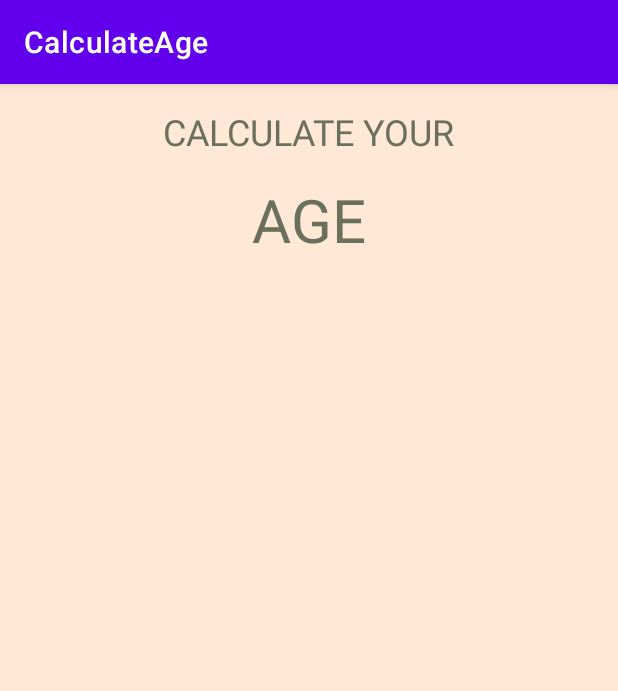
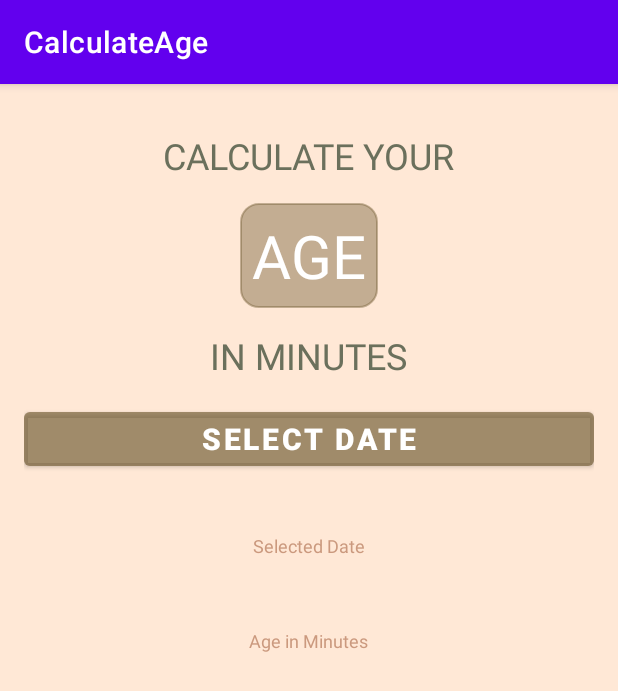
Before and after one commit to aj2460/AgeCalculater, an Android app: the screen it shows after launch (MainActivity), on a phone screen of 412 x 824 dp. Shown: the top 691 px of the screen. Run offline under Robolectric (Android 15) with nearby library versions, the phone set to English and light mode, and no system bars.

Commit message:
UI Complete

```diff
--- /dev/null
+++ b/app/src/main/res/drawable/rounded_corner.xml
@@ -0,0 +1,16 @@
+<?xml version="1.0" encoding="utf-8"?>
+<shape xmlns:android="http://schemas.android.com/apk/res/android" >
+    <stroke
+        android:width="1dp"
+        android:color="@color/TextColorBack" />
+
+    <solid android:color="@color/TextColorBack" />
+
+    <padding
+        android:left="1dp"
+        android:right="1dp"
+        android:bottom="1dp"
+        android:top="1dp" />
+
+    <corners android:radius="12dp" />
+</shape>
--- a/app/src/main/res/layout/activity_main.xml
+++ b/app/src/main/res/layout/activity_main.xml
@@ -7,6 +7,7 @@
     android:background="@color/Background"
     android:gravity="center_horizontal"
     android:orientation="vertical"
+    android:padding="16dp"
     tools:context=".MainActivity">
 
     <TextView
@@ -16,17 +17,72 @@
         android:layout_marginTop="15dp"
         android:text="@string/title1"
         android:textColor="@color/TextColor"
-        android:textSize="24sp"/>
+               android:textSize="24sp"/>
 
 
     <TextView
         android:id="@+id/txtTitle2"
+
         android:layout_width="wrap_content"
         android:layout_height="wrap_content"
         android:layout_marginTop="15dp"
         android:text="@string/title2"
+        android:textColor="@color/white"
+        android:background="@drawable/rounded_corner"
+        android:padding="8dp"
+        android:textSize="40sp"/>
+    <TextView
+        android:id="@+id/txtTitle3"
+        android:layout_width="wrap_content"
+        android:layout_height="wrap_content"
+        android:layout_marginTop="15dp"
+        android:text="@string/title3"
         android:textColor="@color/TextColor"
-        android:textSize="40sp"/>
+        android:textSize="24sp"/>
+
+    <Button
+        android:layout_width="match_parent"
+        android:layout_height="wrap_content"
+        android:backgroundTint="@color/TextColorBack"
+        android:layout_marginTop="15dp"
+        android:textSize="20sp"
+        android:textStyle="bold"
+        android:text="Select Date"/>
 
 
+    <TextView
+        android:id="@+id/tvSelectedDate"
+        android:layout_width="wrap_content"
+        android:layout_height="wrap_content"
+        android:layout_marginTop="15dp"
+
+        android:textColor="@color/TextColor"
+        android:textSize="14sp"
+        android:textStyle="bold" />
+
+    <TextView
+        android:layout_width="wrap_content"
+        android:layout_height="wrap_content"
+        android:layout_marginTop="4dp"
+        android:text="Selected Date"
+        android:textColor="@color/c1"
+        android:textSize="12sp" />
+
+    <TextView
+        android:id="@+id/tvAgeInMin"
+        android:layout_width="wrap_content"
+        android:layout_height="wrap_content"
+        android:layout_marginTop="15dp"
+
+        android:textColor="@color/TextColor"
+        android:textSize="20sp"
+        android:textStyle="bold" />
+
+    <TextView
+        android:layout_width="wrap_content"
+        android:layout_height="wrap_content"
+        android:layout_marginTop="4dp"
+        android:text="Age in Minutes"
+        android:textColor="@color/c1"
+        android:textSize="12sp" />
 </LinearLayout>
--- a/app/src/main/res/values/colors.xml
+++ b/app/src/main/res/values/colors.xml
@@ -15,6 +15,7 @@
     <color name="c4">#b7b7a4</color>
     <color name="c5">#a5a58d</color>
     <color name="TextColor">#6b705c</color>
+    <color name="TextColorBack">#6b705c33</color>
 
 
 </resources>
--- a/app/src/main/res/values/strings.xml
+++ b/app/src/main/res/values/strings.xml
@@ -2,4 +2,5 @@
     <string name="app_name">CalculateAge</string>
     <string name="title1">CALCULATE YOUR</string>
     <string name="title2">AGE</string>
+    <string name="title3">IN MINUTES</string>
 </resources>
```
